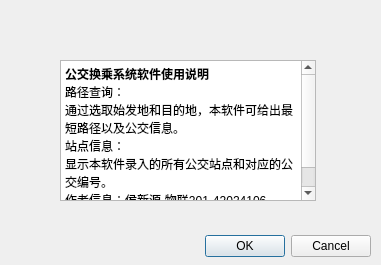
The window that QtUi/InfoWind.ui (landingcloud/Bus_Transfer_System) describes before a commit, drawn with Qt 5.
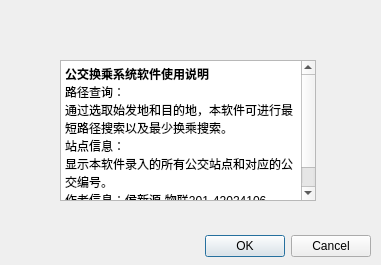
The same window after the commit.

What changed in the file:
```diff
--- a/QtUi/InfoWind.ui
+++ b/QtUi/InfoWind.ui
@@ -45,7 +45,7 @@
 &lt;/style&gt;&lt;/head&gt;&lt;body style=&quot; font-family:'SimSun'; font-size:9pt; font-weight:400; font-style:normal;&quot;&gt;
 &lt;p style=&quot; margin-top:0px; margin-bottom:0px; margin-left:0px; margin-right:0px; -qt-block-indent:0; text-indent:0px;&quot;&gt;&lt;span style=&quot; font-weight:600;&quot;&gt;公交换乘系统软件使用说明&lt;/span&gt;&lt;/p&gt;
 &lt;p style=&quot; margin-top:0px; margin-bottom:0px; margin-left:0px; margin-right:0px; -qt-block-indent:0; text-indent:0px;&quot;&gt;路径查询：&lt;/p&gt;
-&lt;p style=&quot; margin-top:0px; margin-bottom:0px; margin-left:0px; margin-right:0px; -qt-block-indent:0; text-indent:0px;&quot;&gt;通过选取始发地和目的地，本软件可给出最短路径以及公交信息。&lt;/p&gt;
+&lt;p style=&quot; margin-top:0px; margin-bottom:0px; margin-left:0px; margin-right:0px; -qt-block-indent:0; text-indent:0px;&quot;&gt;通过选取始发地和目的地，本软件可进行最短路径搜索以及最少换乘搜索。&lt;/p&gt;
 &lt;p style=&quot; margin-top:0px; margin-bottom:0px; margin-left:0px; margin-right:0px; -qt-block-indent:0; text-indent:0px;&quot;&gt;站点信息：&lt;/p&gt;
 &lt;p style=&quot; margin-top:0px; margin-bottom:0px; margin-left:0px; margin-right:0px; -qt-block-indent:0; text-indent:0px;&quot;&gt;显示本软件录入的所有公交站点和对应的公交编号。&lt;/p&gt;
 &lt;p style=&quot; margin-top:0px; margin-bottom:0px; margin-left:0px; margin-right:0px; -qt-block-indent:0; text-indent:0px;&quot;&gt;作者信息：侯新源-物联201-42024106&lt;/p&gt;
```
